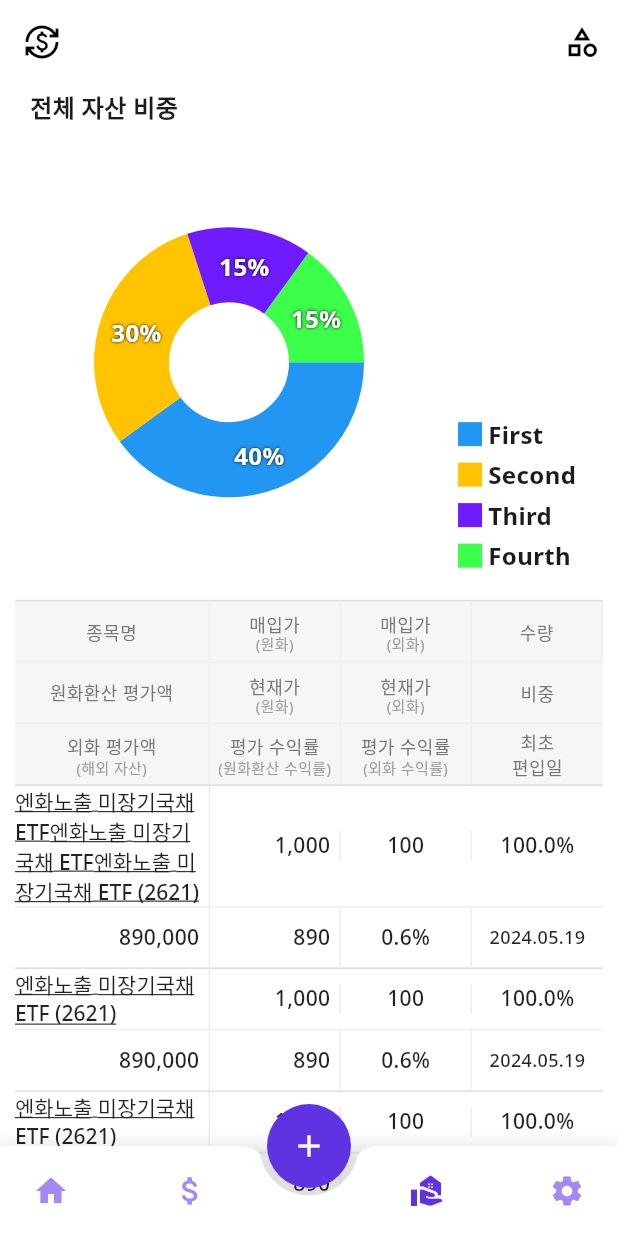
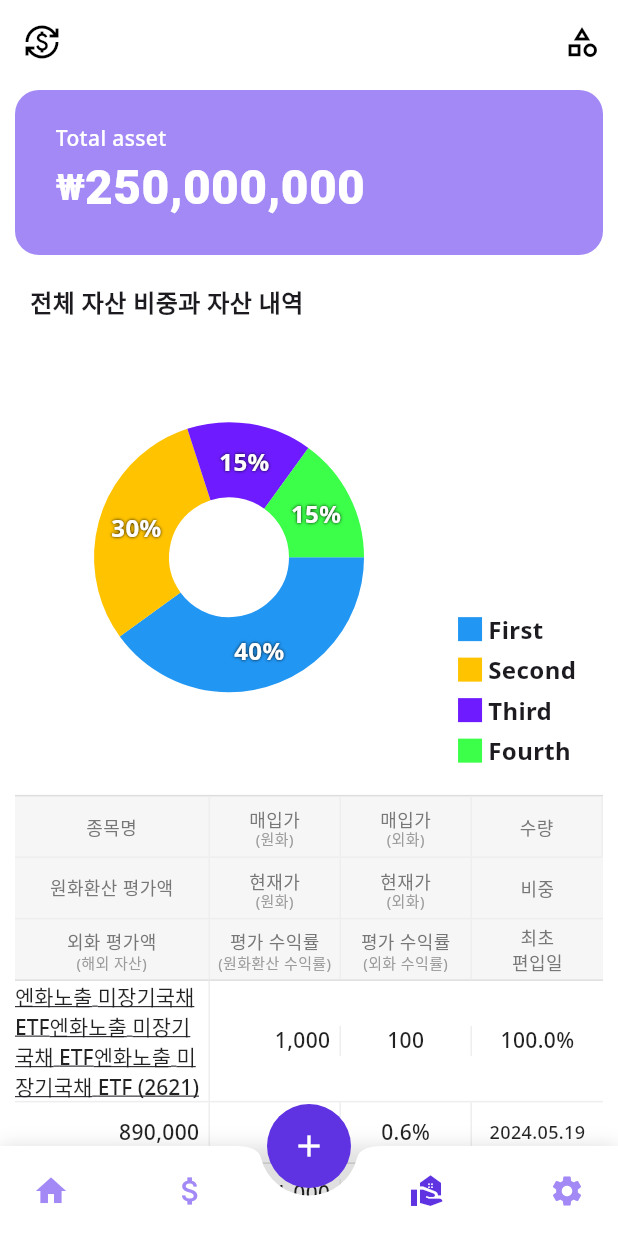
Before and after one commit to minckan/cash_stacker_flutter_app, a Flutter app: the screen it shows after launch, item 3 of the bottom bar chosen, on a phone screen of 412 x 824 dp. Run offline on Flutter 3.47's test engine with Material 3 defaults, Android fonts, the phone set to English and light mode, and no system bars; drawn by our look-alikes of fl_chart, sticky_headers; our stand-ins replace cloud_firestore, firebase_auth, firebase_core, flutter_dotenv, flutter_svg, percent_indicator and 1 more; missing offline and left inert: kakao_flutter_sdk_share, kakao_flutter_sdk_user; accounts and stored records are empty.

Commit message:
포트폴리오 자산 목록 리스트 스크린 및 포트폴리오 화면 퍼블리싱

```diff
--- a/lib/common/utill/fire_auth.dart
+++ b/lib/common/utill/fire_auth.dart
@@ -1,9 +1,5 @@
-import 'package:cash_stacker_flutter_app/common/screen/root_tab.dart';
 import 'package:cash_stacker_flutter_app/common/utill/fire_store.dart';
 import 'package:firebase_auth/firebase_auth.dart';
-import 'package:firebase_core/firebase_core.dart';
-import 'package:flutter/material.dart';
-import 'package:kakao_flutter_sdk_share/kakao_flutter_sdk_share.dart';
 
 Future<bool> createUserWithEmailAndPwd(
     {required int id, required String email}) async {
--- a/lib/portfolio/component/portfolio_table.dart
+++ b/lib/portfolio/component/portfolio_table.dart
@@ -29,6 +29,7 @@ class _PortfolioTableState extends State<PortfolioTable> {
 
     return StickyHeader(
         header: Column(
+          crossAxisAlignment: CrossAxisAlignment.start,
           children: [
             Container(
               height: safePadding,
--- a/lib/portfolio/screen/main_portfolio_screen.dart
+++ b/lib/portfolio/screen/main_portfolio_screen.dart
@@ -1,9 +1,13 @@
 import 'dart:io';
 
 import 'package:cash_stacker_flutter_app/common/component/chart/ratio_chart.dart';
+import 'package:cash_stacker_flutter_app/common/const/app_colors.dart';
 import 'package:cash_stacker_flutter_app/common/layout/default_layout.dart';
+import 'package:cash_stacker_flutter_app/common/utill/number_format.dart';
 import 'package:cash_stacker_flutter_app/portfolio/component/portfolio_table.dart';
+import 'package:cash_stacker_flutter_app/portfolio/screen/asset_transaction_list_screen.dart';
 import 'package:flutter/material.dart';
+import 'package:kakao_flutter_sdk_share/kakao_flutter_sdk_share.dart';
 
 class MainPortfolioScreen extends StatelessWidget {
   const MainPortfolioScreen({super.key});
@@ -34,13 +38,65 @@ class MainPortfolioScreen extends StatelessWidget {
       ],
       child: Padding(
         padding: EdgeInsets.only(bottom: Platform.isIOS ? 96 : 0),
-        child: const Column(
+        child: Column(
           crossAxisAlignment: CrossAxisAlignment.start,
           children: [
             Padding(
+              padding: const EdgeInsets.symmetric(horizontal: 10),
+              child: Container(
+                decoration: const BoxDecoration(
+                  color: AppColors.chipViolet,
+                  borderRadius: BorderRadius.all(Radius.circular(16)),
+                ),
+                child: Padding(
+                  padding:
+                      const EdgeInsets.symmetric(horizontal: 27, vertical: 22),
+                  child: Column(
+                    crossAxisAlignment: CrossAxisAlignment.stretch,
+                    children: [
+                      const Text(
+                        'Total asset',
+                        style: TextStyle(
+                          fontFamily: 'Notosans',
+                          color: Colors.white,
+                          fontSize: 14,
+                          fontWeight: FontWeight.w500,
+                        ),
+                      ),
+                      Row(
+                        crossAxisAlignment: CrossAxisAlignment.center,
+                        children: [
+                          const Text(
+                            '₩',
+                            style: TextStyle(
+                                fontWeight: FontWeight.w700,
+                                color: Colors.white,
+                                fontSize: 24,
+                                fontFamily: 'Roboto'),
+                          ),
+                          Text(
+                            addComma.format(250000000),
+                            style: const TextStyle(
+                              fontFamily: 'Roboto',
+                              color: Colors.white,
+                              fontSize: 32,
+                              fontWeight: FontWeight.w900,
+                            ),
+                          ),
+                        ],
+                      ),
+                    ],
+                  ),
+                ),
+              ),
+            ),
+            const SizedBox(
+              height: 20,
+            ),
+            const Padding(
               padding: EdgeInsets.only(left: 20),
               child: Text(
-                '전체 자산 비중',
+                '전체 자산 비중과 자산 내역',
                 style: TextStyle(
                   fontFamily: 'Notosans',
                   fontSize: 16,
@@ -48,11 +104,25 @@ class MainPortfolioScreen extends StatelessWidget {
                 ),
               ),
             ),
-            RatioChart(),
-            Padding(
+            const RatioChart(),
+            const Padding(
               padding: EdgeInsets.symmetric(horizontal: 10),
               child: PortfolioTable(),
             ),
+            Container(
+              height: 100,
+              alignment: Alignment.center,
+              child: ElevatedButton(
+                onPressed: () {
+                  Navigator.of(context).push(
+                    MaterialPageRoute(
+                      builder: (context) => const AssetTransactionListScreen(),
+                    ),
+                  );
+                },
+                child: const Text('거래내역 모두보기'),
+              ),
+            )
           ],
         ),
       ),
```
Also changed, not shown: lib/portfolio/screen/asset_transaction_list_screen.dart (added, +118 -0 lines).
